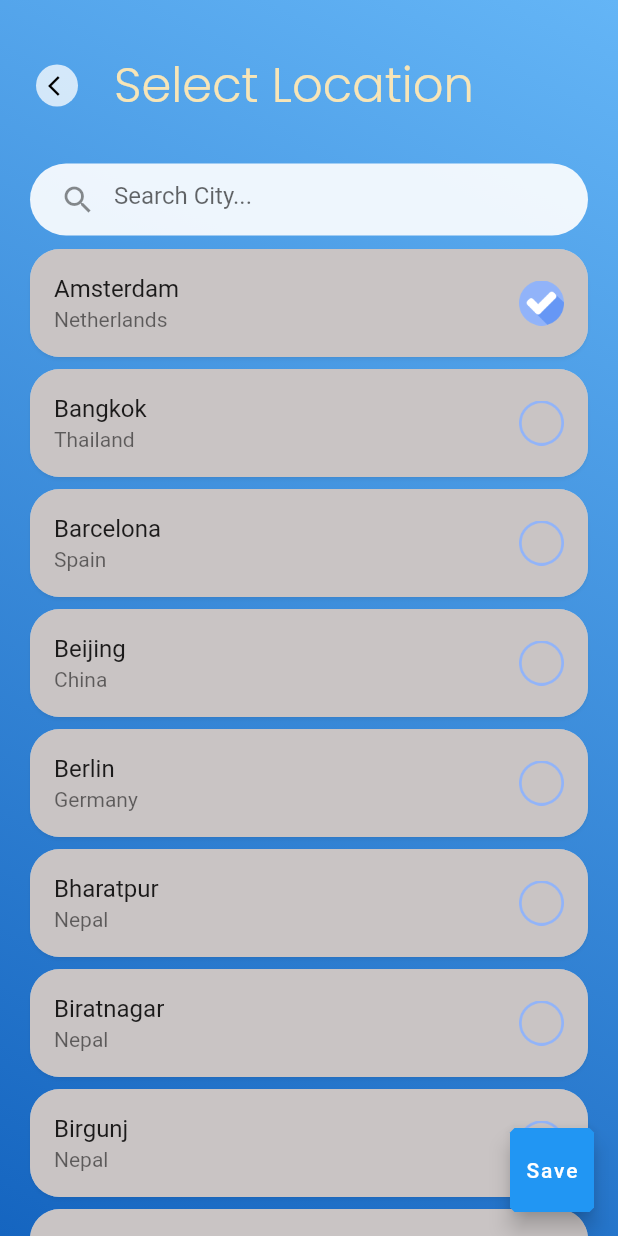
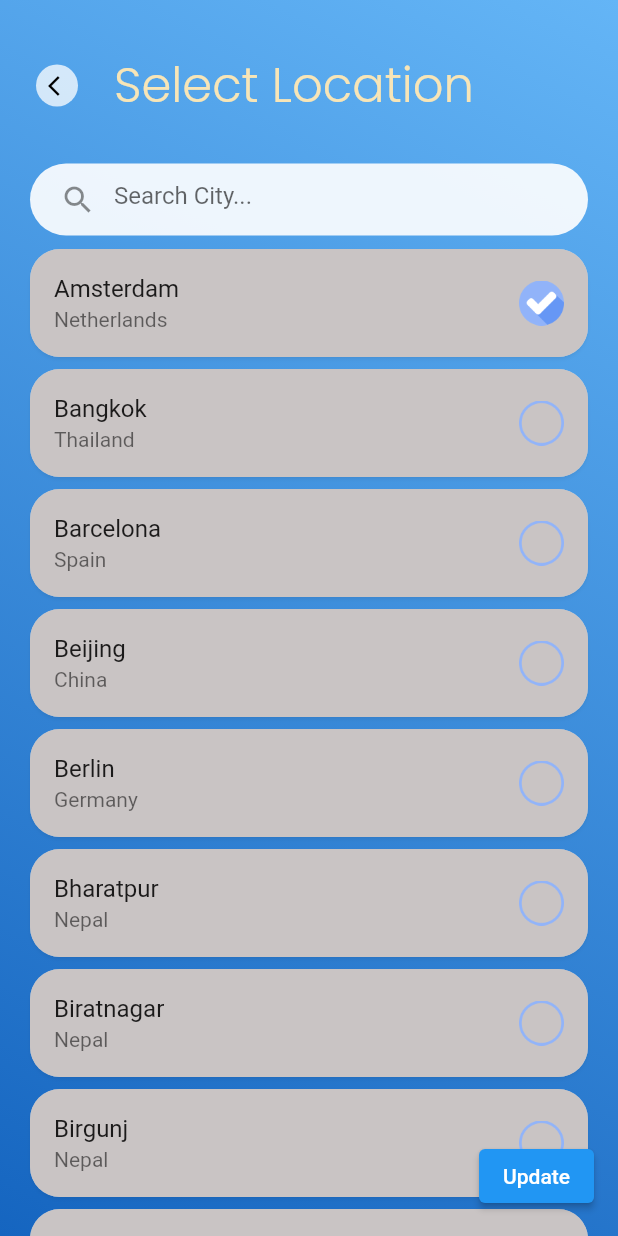
Before and after one commit to XresthaKiran/Weather-App, a Flutter app: the CitySelectionScreen screen opened directly, after a tap on "Amsterdam", on a phone screen of 412 x 824 dp. Run offline on Flutter 3.47's test engine with Material 2 defaults, Android fonts, the phone set to English and light mode, and no system bars; our stand-ins replace flutter_spinkit, geolocator, google_fonts, shared_preferences, weather_icons; accounts and stored records are empty.

Commit message:
completed_task

```diff
--- a/lib/main.dart
+++ b/lib/main.dart
@@ -12,7 +12,7 @@ class MyApp extends StatelessWidget {
   Widget build(BuildContext context) {
     return MaterialApp(
       debugShowCheckedModeBanner: false,
-      title: 'Weather Forecast',
+      title: 'Weather APP',
       theme: ThemeData(primarySwatch: Colors.blue),
       home: const HelpScreen(),
     );
--- a/lib/screen/select_city.dart
+++ b/lib/screen/select_city.dart
@@ -1,5 +1,6 @@
 import 'package:flutter/material.dart';
 import 'package:google_fonts/google_fonts.dart';
+import 'package:shared_preferences/shared_preferences.dart';
 import 'package:weather_app/model/city.dart';
 
 class CitySelectionScreen extends StatefulWidget {
@@ -12,6 +13,8 @@ class CitySelectionScreen extends StatefulWidget {
 class CitySelectionScreenState extends State<CitySelectionScreen> {
   TextEditingController searchController = TextEditingController();
   List<City> filteredCities = City.citiesList;
+  City selectedCity = City(isSelected: false, city: 'Kathmandu', country: 'Nepal');
+  bool isSaved=false;
 
   @override
   void initState() {
@@ -29,9 +32,11 @@ class CitySelectionScreenState extends State<CitySelectionScreen> {
     });
   }
 
-  void selectCity(City selectedCity) {
+  Future<void> selectCity(City selectedCity) async {
+    SharedPreferences prefs= await SharedPreferences.getInstance();
+    await prefs.setString('selectedCity',selectedCity.city);
   setState(() {
-
+    isSaved=true;
     filteredCities.forEach((city) {
       if (city == selectedCity) {
         city.isSelected = true;
@@ -45,11 +50,10 @@ class CitySelectionScreenState extends State<CitySelectionScreen> {
   @override
   Widget build(BuildContext context) {
     return Scaffold(
-       floatingActionButton: FloatingActionButton(
-        shape:BeveledRectangleBorder(borderRadius: BorderRadius.circular(3)),
+       floatingActionButton:ElevatedButton(
         onPressed: () {
           // Return the selected city to the previous screen
-          final selectedCity = filteredCities.firstWhere((city) => city.isSelected, orElse: () {return City(isSelected: false, city: 'Kathmandu', country: 'Nepal');} );
+           selectedCity = filteredCities.firstWhere((city) => city.isSelected, orElse: () {return City(isSelected: false, city: 'Kathmandu', country: 'Nepal');} );
           if(selectedCity.isSelected){
           Navigator.pop(context, selectedCity);
           }else{
@@ -79,7 +83,7 @@ class CitySelectionScreenState extends State<CitySelectionScreen> {
           }
 
         },
-        child: Text('Save'),
+        child: Text(isSaved?'Update':'Save'),
       ),
       body: Container(
         height: MediaQuery.of(context).size.height,          // adapts the height and width according to screen size
```
Also changed, not shown: lib/screen/home_screen.dart (+77 -17 lines).
